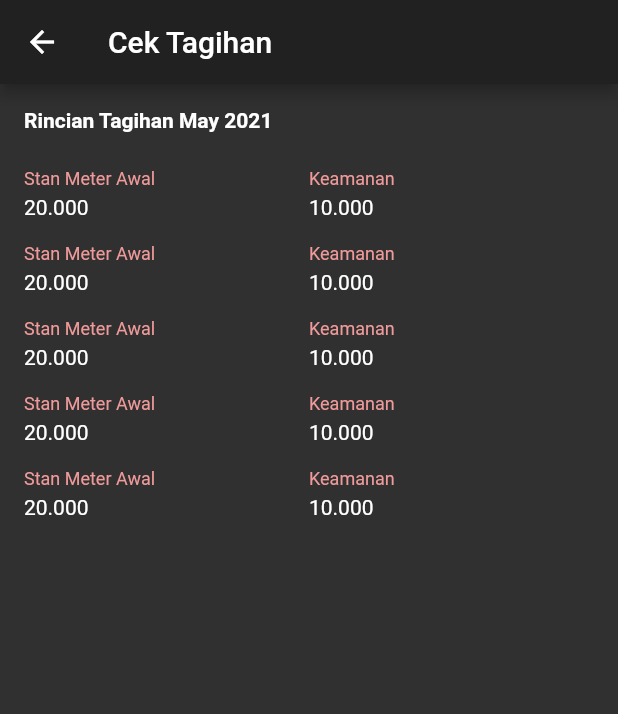
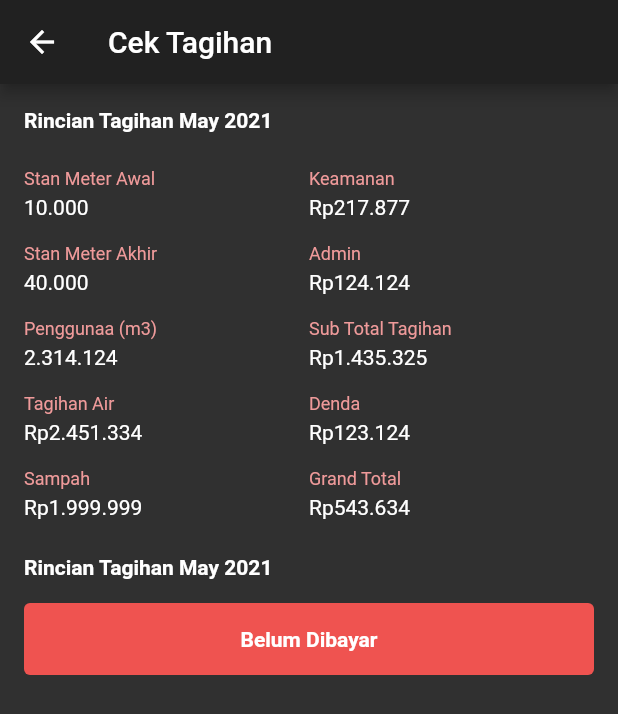
Before and after one commit to Fizhu/Housing-Payment, a Flutter app: the TagihanPage screen opened by its route, on a phone screen of 412 x 824 dp. Shown: the top 714 px of the screen. Run offline on Flutter 3.47's test engine with Material 2 defaults, Android fonts, the light colour scheme and no system bars; our stand-ins replace bloc, dio, equatable, flutter_bloc, flutter_svg, fluttertoast and 2 more; accounts and stored records are empty; generated files the repository leaves out were written again.

Commit message:
update UI tagihan

```diff
--- a/lib/ui/warga/cektagihan/tagihan.dart
+++ b/lib/ui/warga/cektagihan/tagihan.dart
@@ -1,5 +1,6 @@
 import 'package:flutter/cupertino.dart';
 import 'package:flutter/material.dart';
+import 'package:housing_payment/data/models/data.dart';
 import 'package:housing_payment/utils/ext.dart';
 import 'package:intl/intl.dart';
 
@@ -32,35 +33,60 @@ class _TagihanPageState extends State<TagihanPage> {
         Text(value),
       ];
 
-  _leftContent() {
+  _leftContent(Tagihan tagihan) {
     List<Widget> list = [];
-    list.addAll(_itemContent("Stan Meter Awal", '20.000'));
+    list.addAll(_itemContent("Stan Meter Awal", Ext.toCommaFormat(tagihan.stan_meter_awal)));
     list.add(SizedBox(height: 16.0,));
-    list.addAll(_itemContent("Stan Meter Awal", '20.000'));
+    list.addAll(_itemContent("Stan Meter Akhir", Ext.toCommaFormat(tagihan.stan_meter_akhir)));
     list.add(SizedBox(height: 16.0,));
-    list.addAll(_itemContent("Stan Meter Awal", '20.000'));
+    list.addAll(_itemContent("Penggunaa (m3)", Ext.toCommaFormat(tagihan.penggunaan)));
     list.add(SizedBox(height: 16.0,));
-    list.addAll(_itemContent("Stan Meter Awal", '20.000'));
+    list.addAll(_itemContent("Tagihan Air", Ext.toRupiah(tagihan.tagihan_air)));
     list.add(SizedBox(height: 16.0,));
-    list.addAll(_itemContent("Stan Meter Awal", '20.000'));
+    list.addAll(_itemContent("Sampah", Ext.toRupiah(tagihan.sampah)));
     return list;
   }
 
-  _rightContent() {
+  _rightContent(Tagihan tagihan) {
     List<Widget> list = [];
-    list.addAll(_itemContent("Keamanan", '10.000'));
+    list.addAll(_itemContent("Keamanan", Ext.toRupiah(tagihan.keamanan)));
     list.add(SizedBox(height: 16.0,));
-    list.addAll(_itemContent("Keamanan", '10.000'));
+    list.addAll(_itemContent("Admin", Ext.toRupiah(tagihan.admin)));
     list.add(SizedBox(height: 16.0,));
-    list.addAll(_itemContent("Keamanan", '10.000'));
+    list.addAll(_itemContent("Sub Total Tagihan", Ext.toRupiah(tagihan.sub_total_tagihan)));
     list.add(SizedBox(height: 16.0,));
-    list.addAll(_itemContent("Keamanan", '10.000'));
+    list.addAll(_itemContent("Denda", Ext.toRupiah(tagihan.denda)));
     list.add(SizedBox(height: 16.0,));
-    list.addAll(_itemContent("Keamanan", '10.000'));
+    list.addAll(_itemContent("Grand Total", Ext.toRupiah(tagihan.grand_total)));
     return list;
   }
 
-  Widget _tagihanContent() {
+  _statusTagihan(BuildContext context,Tagihan tagihan) {
+    if (tagihan.status == 0) {
+      return Container(
+        decoration: BoxDecoration(borderRadius: BorderRadius.all(Radius.circular(4.0)),color: Colors.red[400],),
+        width: Ext.matchParentWidth(context),
+        padding: EdgeInsets.all(16.0),
+        child: Center(child: Text('Belum Dibayar', style: TextStyle(fontWeight: FontWeight.bold),)),
+      );
+    } else if (tagihan.status == 1){
+      return Container(
+        decoration: BoxDecoration(borderRadius: BorderRadius.all(Radius.circular(4.0)),color: Colors.blue[400],),
+        width: Ext.matchParentWidth(context),
+        padding: EdgeInsets.all(16.0),
+        child: Center(child: Text('Menunggu Konfirmasi', style: TextStyle(fontWeight: FontWeight.bold),)),
+      );
+    } else {
+      return Container(
+        decoration: BoxDecoration(borderRadius: BorderRadius.all(Radius.circular(4.0)),color: Colors.green[400],),
+        width: Ext.matchParentWidth(context),
+        padding: EdgeInsets.all(16.0),
+        child: Center(child: Text('Telah Dibayar', style: TextStyle(fontWeight: FontWeight.bold),)),
+      );
+    }
+  }
+
+  Widget _tagihanContent(Tagihan tagihan) {
     return SingleChildScrollView(
       child: ConstrainedBox(
         constraints: BoxConstraints(
@@ -88,17 +114,28 @@ class _TagihanPageState extends State<TagihanPage> {
                         child: Column(
                           mainAxisSize: MainAxisSize.min,
                           crossAxisAlignment: CrossAxisAlignment.stretch,
-                          children: _leftContent()
+                          children: _leftContent(tagihan)
                         )),
                     Expanded(
                         flex: 1,
                         child: Column(
                           mainAxisSize: MainAxisSize.min,
                           crossAxisAlignment: CrossAxisAlignment.stretch,
-                          children: _rightContent()
+                          children: _rightContent(tagihan)
                         )),
                   ],
                 ),
+                SizedBox(
+                  height: 24.0,
+                ),
+                Text(
+                  'Rincian Tagihan ' + _formatter.format(_now),
+                  style: TextStyle(fontWeight: FontWeight.bold),
+                ),
+                SizedBox(
+                  height: 16.0,
+                ),
+                _statusTagihan(context, tagihan)
               ],
             ),
           ),
@@ -107,11 +144,13 @@ class _TagihanPageState extends State<TagihanPage> {
     );
   }
 
+  _tagihanDUmmy() => Tagihan(1, 1, 10000, 40000, 2314124, 2451334, 1999999, 217877, 124124, 1435325, 123124, 543634, '2021-05-15', 0, 'Fizhu', 'fizhu');
+
   @override
   Widget build(BuildContext context) {
     return Scaffold(
       appBar: _appBar(),
-      body: SafeArea(child: _tagihanContent()),
+      body: SafeArea(child: _tagihanContent(_tagihanDUmmy())),
     );
   }
 }
--- a/lib/utils/ext.dart
+++ b/lib/utils/ext.dart
@@ -2,6 +2,7 @@ import 'dart:developer';
 
 import 'package:flutter/material.dart';
 import 'package:fluttertoast/fluttertoast.dart';
+import 'package:intl/intl.dart';
 
 class Ext {
   static handleError(String toastMessage, String errorMessage) {
@@ -45,4 +46,14 @@ class Ext {
 
   static matchParentWidth(BuildContext context) =>
       MediaQuery.of(context).size.width;
+
+  static String toRupiah(int nominal) {
+    final formatCurrency = new NumberFormat.simpleCurrency(locale: 'id_ID', decimalDigits: 0);
+    return formatCurrency.format(nominal);
+  }
+
+  static String toCommaFormat(int nominal) {
+    final formatCurrency = new NumberFormat.simpleCurrency(locale: 'id_ID', decimalDigits: 0, name: '');
+    return formatCurrency.format(nominal);
+  }
 }
```
